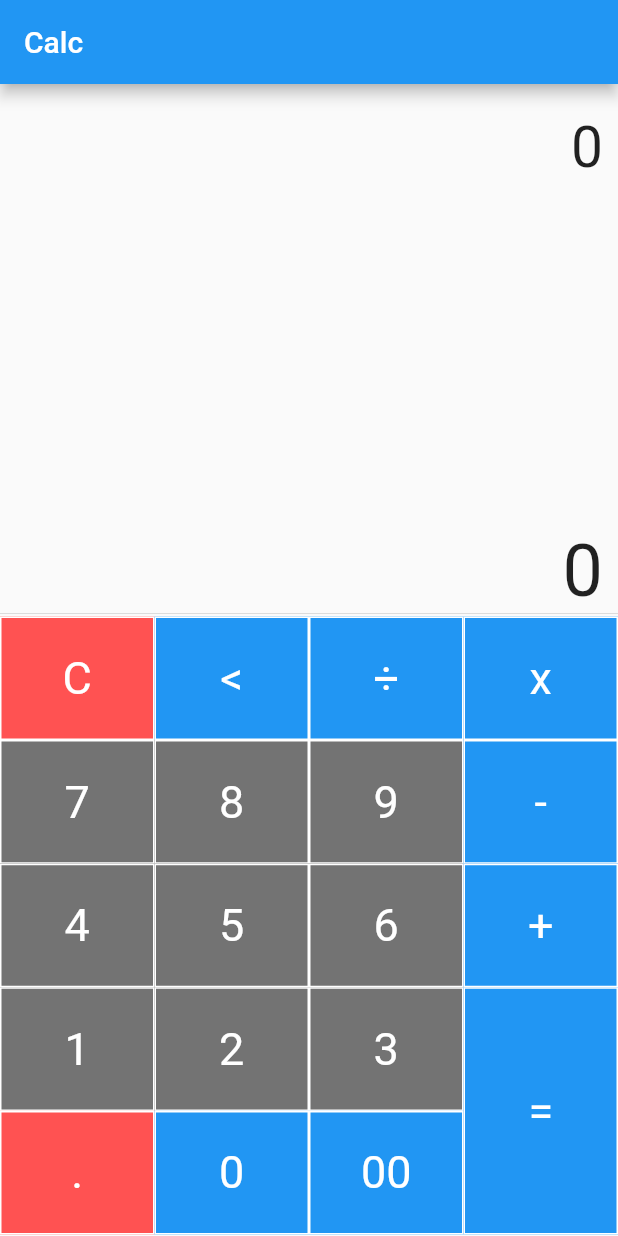
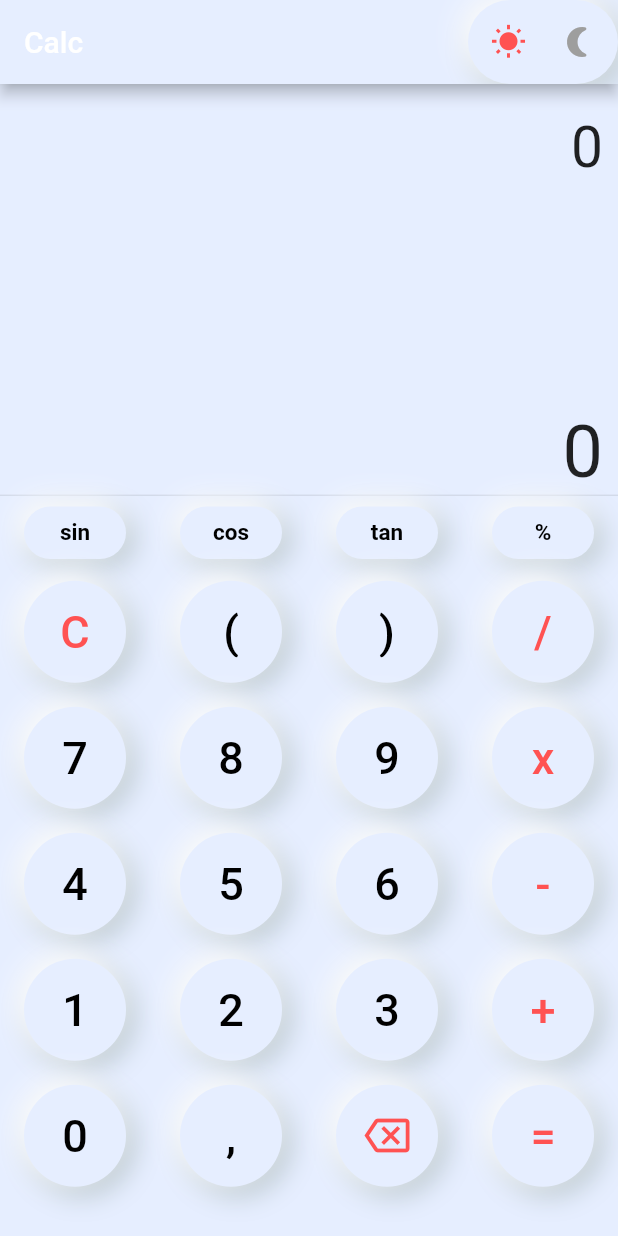
Before and after one commit to Isaac-onah/calculator-neuromorphic-design-, a Flutter app: the screen it shows after launch, on a phone screen of 412 x 824 dp. Run offline on Flutter 3.47's test engine with Material 2 defaults, Android fonts, the phone set to English and light mode, and no system bars; our stand-ins replace math_expressions.

Commit message:
neo calculator

```diff
--- a/lib/screen/home.dart
+++ b/lib/screen/home.dart
@@ -1,5 +1,10 @@
 import 'package:flutter/material.dart';
 import 'package:math_expressions/math_expressions.dart';
+
+
+
+const Color colorDark = Color(0xFF374352);
+const Color colorLight = Color(0xFFe6eeff);
 
 class MyHomePage extends StatefulWidget {
   const MyHomePage({Key? key, required this.title}) : super(key: key);
@@ -11,6 +16,7 @@ class MyHomePage extends StatefulWidget {
 }
 
 class _MyHomePageState extends State<MyHomePage> {
+  bool darkMode = false;
 
 String equation = "0";
 String result = "0";
@@ -77,10 +83,22 @@ buttonPressed(String buttonText){
   @override
   Widget build(BuildContext context) {
     return Scaffold(
+      backgroundColor: darkMode ? colorDark : colorLight,
       appBar: AppBar(
+        backgroundColor: darkMode ? colorDark : colorLight,
         title: Text("Calc"),
+        actions: [
+          GestureDetector(
+              onTap: () {
+                setState(() {
+                  darkMode ? darkMode = false : darkMode = true;
+                });
+              },
+              child: _switchMode()),
+        ],
       ),
-      body: Column(
+      body: SafeArea(
+        child: Column(
           children: <Widget>[
            Expanded(
              flex: 2,
@@ -102,84 +120,263 @@ buttonPressed(String buttonText){
               height: 2,
             ),
             Expanded(
-            flex:3,
-            child: Row(
-              mainAxisAlignment: MainAxisAlignment.center,
-              children: <Widget>[
+              flex:5,
+              child: Column(
+                children: [
                   Container(
-                  width: MediaQuery.of(context).size.width * 0.75,
-                  child:Table(
-                      children:[
-                        TableRow(
+                    child: Column(children: [
+                      Row(
+                        mainAxisAlignment: MainAxisAlignment.spaceBetween,
                         children: [
-                        buildButton("C",1,Colors.redAccent),
-                        buildButton("<",1,Colors.blue),
-                        buildButton("÷",1,Colors.blue),
-                      ]
+                          _buttonOval(title: 'sin'),
+                          _buttonOval(title: 'cos'),
+                          _buttonOval(title: 'tan'),
+                          _buttonOval(title: '%')
+                        ],
                       ),
-                        TableRow(
+                      Row(
+                        mainAxisAlignment: MainAxisAlignment.spaceBetween,
                         children: [
-                              buildButton("7",1,Colors.black54),
-                              buildButton("8",1,Colors.black54),
-                              buildButton("9",1,Colors.black54),
-                            ]
+                          _buttonRounded(
+                              title: 'C',
+                              textColor:
+                              darkMode ? Colors.green : Colors.redAccent),
+                          _buttonRounded(title: '('),
+                          _buttonRounded(title: ')'),
+                          _buttonRounded(
+                              title: '/',
+                              textColor: darkMode ? Colors.green : Colors.redAccent)
+                        ],
                       ),
-                        TableRow(
+                      Row(
+                        mainAxisAlignment: MainAxisAlignment.spaceBetween,
                         children: [
-                              buildButton("4",1,Colors.black54),
-                              buildButton("5",1,Colors.black54),
-                              buildButton("6",1,Colors.black54),
-                            ]
+                          _buttonRounded(title: '7'),
+                          _buttonRounded(title: '8'),
+                          _buttonRounded(title: '9'),
+                          _buttonRounded(
+                              title: 'x',
+                              textColor: darkMode ? Colors.green : Colors.redAccent)
+                        ],
                       ),
-                        TableRow(
+                      Row(
+                        mainAxisAlignment: MainAxisAlignment.spaceBetween,
                         children: [
-                              buildButton("1",1,Colors.black54),
-                              buildButton("2",1,Colors.black54),
-                              buildButton("3",1,Colors.black54),
-                            ]
+                          _buttonRounded(title: '4'),
+                          _buttonRounded(title: '5'),
+                          _buttonRounded(title: '6'),
+                          _buttonRounded(
+                              title: '-',
+                              textColor: darkMode ? Colors.green : Colors.redAccent)
+                        ],
                       ),
-                        TableRow(
+                      Row(
+                        mainAxisAlignment: MainAxisAlignment.spaceBetween,
                         children: [
-                              buildButton(".",1,Colors.redAccent),
-                              buildButton("0",1,Colors.blue),
-                              buildButton("00",1,Colors.blue),
-                            ]
+                          _buttonRounded(title: '1'),
+                          _buttonRounded(title: '2'),
+                          _buttonRounded(title: '3'),
+                          _buttonRounded(
+                              title: '+',
+                              textColor: darkMode ? Colors.green : Colors.redAccent)
+                        ],
                       ),
-                      ]
+                      Row(
+                        mainAxisAlignment: MainAxisAlignment.spaceBetween,
+                        children: [
+                          _buttonRounded(title: '0'),
+                          _buttonRounded(title: ','),
+                          _buttonRounde(
+                              icon: Icons.backspace_outlined,
+                              iconColor:
+                              darkMode ? Colors.green : Colors.redAccent),
+                          _buttonRounded(
+                              title: '=',
+                              textColor: darkMode ? Colors.green : Colors.redAccent)
+                        ],
                       )
+                    ]),
                   ),
-                Container(
-                    width: MediaQuery.of(context).size.width * 0.25,
-                    child:Table(
-                        children:[
-                          TableRow(
-                              children: [
-                                buildButton("x",1,Colors.blue),
-                              ]
-                          ),
-                          TableRow(
-                              children: [
-                                buildButton("-",1,Colors.blue),
-                              ]
-                          ),
-                          TableRow(
-                              children: [
-                                buildButton("+",1,Colors.blue),
-                              ]
-                          ),
-                          TableRow(
-                              children: [
-                                buildButton("=",2,Colors.blue),
-                              ]
-                          ),
-
-                        ])
-                )
                 ],
               ),
             )
           ],
+        ),
       ), // This trailing comma makes auto-formatting nicer for build methods.
     );
   }
+  Widget _buttonRounded(
+      { String? title,
+        double padding = 17,
+        IconData? icon,
+        Color? iconColor,
+        Color? textColor}) {
+    return FlatButton(
+      onPressed: () => buttonPressed(title!),
+      child: Padding(
+        padding: EdgeInsets.symmetric(vertical: 8),
+        child: NeuContainer(
+          darkMode: darkMode,
+          borderRadius: BorderRadius.circular(40),
+          padding: EdgeInsets.all(padding),
+          child: Container(
+            width: padding * 2,
+            height: padding * 2,
+            child: Center(
+                child: title != null
+                    ? Text(
+                  '$title',
+                  style: TextStyle(
+                      color: textColor != null
+                          ? textColor
+                          : darkMode
+                          ? Colors.white
+                          : Colors.black,
+                      fontSize: 30),
+                )
+                    : Icon(
+                  icon,
+                  color: iconColor,
+                  size: 30,
+                )),
+          ),
+        ),
+      ),
+    );
   }
+
+  Widget _buttonRounde(
+      { double padding = 17,
+        IconData? icon,
+        Color? iconColor,
+        Color? textColor}) {
+    return FlatButton(
+      onPressed: () => buttonPressed("<"),
+      child: Padding(
+        padding: EdgeInsets.symmetric(vertical: 8),
+        child: NeuContainer(
+          darkMode: darkMode,
+          borderRadius: BorderRadius.circular(40),
+          padding: EdgeInsets.all(padding),
+          child: Container(
+            width: padding * 2,
+            height: padding * 2,
+            child: Center(
+                child: Icon(
+                  icon,
+                  color: iconColor,
+                  size: 30,
+                )),
+          ),
+        ),
+      ),
+    );
+  }
+
+  Widget _buttonOval({required String title, double padding = 17}) {
+    return  FlatButton(
+    onPressed: () => buttonPressed(title),
+      child: NeuContainer(
+        darkMode: darkMode,
+        borderRadius: BorderRadius.circular(50),
+        padding:
+        EdgeInsets.symmetric(horizontal: padding, vertical: padding / 2),
+        child: Container(
+          width: padding * 2,
+          child: Center(
+            child: Text(
+              '$title',
+              style: TextStyle(
+                  color: darkMode ? Colors.white : Colors.black,
+                  fontSize: 15,
+                  fontWeight: FontWeight.bold),
+            ),
+          ),
+        ),
+      ),
+    );
+  }
+  Widget _switchMode() {
+    return NeuContainer(
+      darkMode: darkMode,
+      padding: EdgeInsets.symmetric(vertical: 10, horizontal: 15),
+      borderRadius: BorderRadius.circular(40),
+      child: Container(
+        width: 70,
+        child:
+        Row(mainAxisAlignment: MainAxisAlignment.spaceBetween, children: [
+          Icon(
+            Icons.wb_sunny,
+            color: darkMode ? Colors.grey : Colors.redAccent,
+          ),
+          Icon(
+            Icons.nightlight_round,
+            color: darkMode ? Colors.green : Colors.grey,
+          ),
+        ]),
+      ),
+    );
+  }
+}
+
+class NeuContainer extends StatefulWidget {
+  final bool darkMode;
+  final Widget child;
+  final BorderRadius borderRadius;
+  final EdgeInsetsGeometry padding;
+
+  NeuContainer(
+      {this.darkMode = false, required this.child, required this.borderRadius, required this.padding});
+
+  @override
+  _NeuContainerState createState() => _NeuContainerState();
+}
+
+class _NeuContainerState extends State<NeuContainer> {
+  bool _isPressed = false;
+
+  void _onPointerDown(PointerDownEvent event) {
+    setState(() {
+      _isPressed = true;
+    });
+  }
+
+  void _onPointerUp(PointerUpEvent event) {
+    setState(() {
+      _isPressed = false;
+    });
+  }
+
+  @override
+  Widget build(BuildContext context) {
+    bool darkMode = widget.darkMode;
+    return Listener(
+      onPointerDown: _onPointerDown,
+      onPointerUp: _onPointerUp,
+      child: Container(
+        padding: widget.padding,
+        decoration: BoxDecoration(
+            color: darkMode ? colorDark : colorLight,
+            borderRadius: widget.borderRadius,
+            boxShadow: _isPressed
+                ? null
+                : [
+              BoxShadow(
+                color:
+                darkMode ? Colors.black54 : Colors.blueGrey.shade200,
+                offset: Offset(4.0, 4.0),
+                blurRadius: 15.0,
+                spreadRadius: 1.0,
+              ),
+              BoxShadow(
+                  color:
+                  darkMode ? Colors.blueGrey.shade700 : Colors.white,
+                  offset: Offset(-4.0, -4.0),
+                  blurRadius: 15.0,
+                  spreadRadius: 1.0)
+            ]),
+        child: widget.child,
+      ),
+    );
+  }
+}
```
Lines whose indentation alone changed are shown as unchanged.
